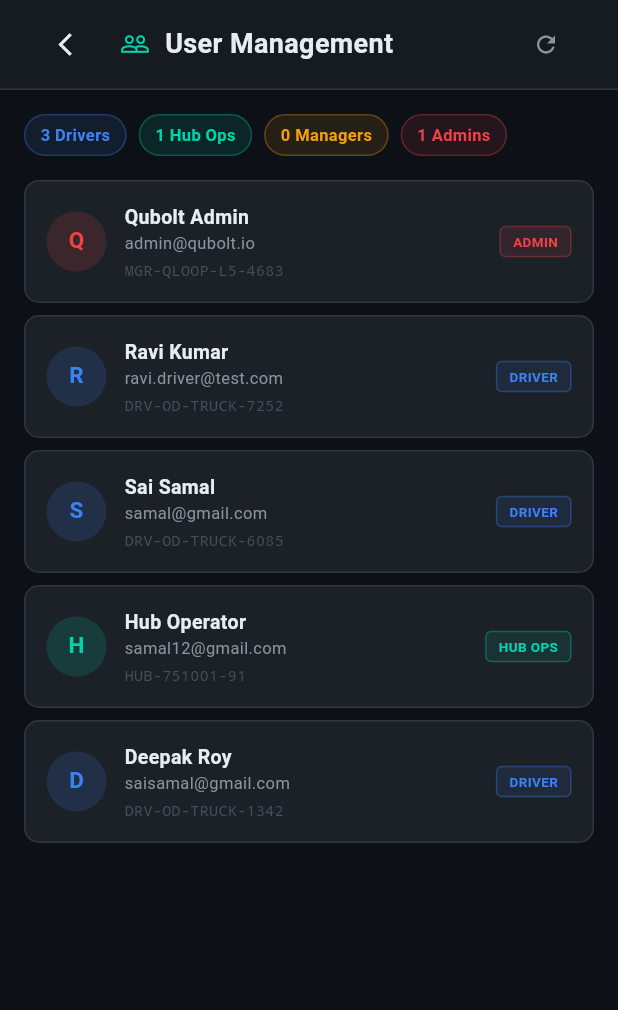
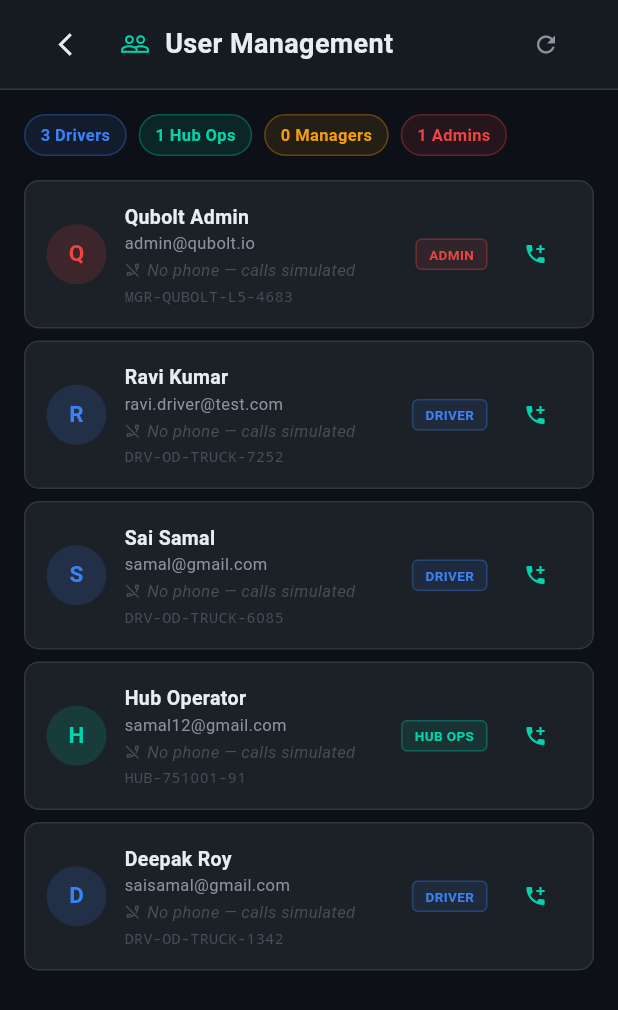
Before and after one commit to Pikallery/qubolt, a Flutter app: the UsersScreen screen opened by its route, on a phone screen of 412 x 824 dp. Shown: the top 1010 px of the screen. Run offline on Flutter 3.47's test engine with Material 3 defaults, Android fonts, the phone set to English and light mode, and no system bars; our stand-ins replace cloud_firestore, dio, file_picker, firebase_analytics, firebase_core, firebase_messaging and 7 more; missing offline and left inert: mobile_scanner; accounts and stored records are empty; network calls fail.

Commit message:
Fix map tiles + add phone number editing to Users screen
- Restore hardcoded Mapbox public token (was broken by String.fromEnvironment)
- Users screen: show phone number on each user card
- Users screen: add phone icon button -> dialog to set/edit phone via PATCH /users/{id}
- When a user has a phone number, calls via Twilio will connect for real

Co-Authored-By: Claude Sonnet 4.6 <noreply@anthropic.com>

```diff
--- a/q-loop/frontend/lib/features/users/users_screen.dart
+++ b/q-loop/frontend/lib/features/users/users_screen.dart
@@ -1,5 +1,6 @@
 import 'package:flutter/material.dart';
 import 'package:flutter_riverpod/flutter_riverpod.dart';
+import '../../core/constants/api_constants.dart';
 import '../../core/constants/app_colors.dart';
 import '../../core/network/dio_client.dart';
 import '../dashboard/widgets/dark_sidebar.dart';
@@ -38,9 +39,11 @@ class UsersScreen extends ConsumerWidget {
                     loading: () => const Center(
                         child: CircularProgressIndicator(
                             color: AppColors.primary)),
-                    error: (e, _) => const _UserList(users: _kDemoUsers),
-                    data: (list) =>
-                        _UserList(users: list.isEmpty ? _kDemoUsers : list),
+                    error: (e, _) => _UserList(
+                        users: _kDemoUsers, onRefresh: () => ref.invalidate(_usersProvider)),
+                    data: (list) => _UserList(
+                        users: list.isEmpty ? _kDemoUsers : list,
+                        onRefresh: () => ref.invalidate(_usersProvider)),
                   ),
                 ),
               ],
@@ -95,8 +98,9 @@ class _TopBar extends StatelessWidget {
 }
 
 class _UserList extends StatelessWidget {
-  const _UserList({required this.users});
+  const _UserList({required this.users, required this.onRefresh});
   final List<dynamic> users;
+  final VoidCallback onRefresh;
 
   @override
   Widget build(BuildContext context) {
@@ -129,7 +133,8 @@ class _UserList extends StatelessWidget {
           child: ListView.builder(
             padding: const EdgeInsets.symmetric(horizontal: 16),
             itemCount: users.length,
-            itemBuilder: (_, i) => _UserCard(user: users[i]),
+            itemBuilder: (_, i) =>
+                _UserCard(user: users[i], onRefresh: onRefresh),
           ),
         ),
       ],
@@ -150,9 +155,9 @@ class _RolePill extends StatelessWidget {
     return Container(
       padding: const EdgeInsets.symmetric(horizontal: 10, vertical: 5),
       decoration: BoxDecoration(
-        color: color.withOpacity(0.1),
+        color: color.withValues(alpha: 0.1),
         borderRadius: BorderRadius.circular(20),
-        border: Border.all(color: color.withOpacity(0.3)),
+        border: Border.all(color: color.withValues(alpha: 0.3)),
       ),
       child: Text('$count $label',
           style: TextStyle(
@@ -161,9 +166,10 @@ class _RolePill extends StatelessWidget {
   }
 }
 
-class _UserCard extends StatelessWidget {
-  const _UserCard({required this.user});
+class _UserCard extends ConsumerWidget {
+  const _UserCard({required this.user, required this.onRefresh});
   final dynamic user;
+  final VoidCallback onRefresh;
 
   String get _id {
     final m = user is Map ? user as Map : <String, dynamic>{};
@@ -176,9 +182,9 @@ class _UserCard extends StatelessWidget {
       case 'gatekeeper':
         return 'HUB-751001-${(hash % 90 + 10).toString().padLeft(2, '0')}';
       case 'manager':
-        return 'MGR-QLOOP-L2-$hash';
+        return 'MGR-QUBOLT-L2-$hash';
       case 'admin':
-        return 'MGR-QLOOP-L5-$hash';
+        return 'MGR-QUBOLT-L5-$hash';
       default:
         return 'USR-$hash';
     }
@@ -200,12 +206,114 @@ class _UserCard extends StatelessWidget {
     }
   }
 
+  Future<void> _editPhone(BuildContext context, WidgetRef ref) async {
+    final m = user is Map ? user as Map : <String, dynamic>{};
+    final userId = m['id'] as String? ?? '';
+    final existing = m['phone'] as String? ?? '';
+
+    final ctrl = TextEditingController(text: existing);
+
+    final result = await showDialog<String?>(
+      context: context,
+      builder: (ctx) => AlertDialog(
+        backgroundColor: AppColors.cardBg,
+        shape: RoundedRectangleBorder(borderRadius: BorderRadius.circular(14)),
+        title: const Row(children: [
+          Icon(Icons.phone_outlined, color: AppColors.primary, size: 18),
+          SizedBox(width: 8),
+          Text('Set Phone Number',
+              style: TextStyle(color: AppColors.textPrimary, fontSize: 15)),
+        ]),
+        content: Column(
+          mainAxisSize: MainAxisSize.min,
+          crossAxisAlignment: CrossAxisAlignment.start,
+          children: [
+            const Text(
+              'Enter the mobile number in international format.\nExample: +919876543210',
+              style: TextStyle(color: AppColors.textSecondary, fontSize: 12),
+            ),
+            const SizedBox(height: 12),
+            TextField(
+              controller: ctrl,
+              style: const TextStyle(color: AppColors.textPrimary),
+              keyboardType: TextInputType.phone,
+              decoration: InputDecoration(
+                hintText: '+91XXXXXXXXXX',
+                hintStyle:
+                    const TextStyle(color: AppColors.textMuted, fontSize: 13),
+                filled: true,
+                fillColor: AppColors.scaffoldBg,
+                prefixIcon: const Icon(Icons.phone, color: AppColors.primary, size: 18),
+                border: OutlineInputBorder(
+                  borderRadius: BorderRadius.circular(8),
+                  borderSide: const BorderSide(color: AppColors.border),
+                ),
+                enabledBorder: OutlineInputBorder(
+                  borderRadius: BorderRadius.circular(8),
+                  borderSide: const BorderSide(color: AppColors.border),
+                ),
+                focusedBorder: OutlineInputBorder(
+                  borderRadius: BorderRadius.circular(8),
+                  borderSide: const BorderSide(color: AppColors.primary),
+                ),
+              ),
+            ),
+          ],
+        ),
+        actions: [
+          TextButton(
+            onPressed: () => Navigator.pop(ctx),
+            child: const Text('Cancel',
+                style: TextStyle(color: AppColors.textSecondary)),
+          ),
+          ElevatedButton(
+            style: ElevatedButton.styleFrom(
+              backgroundColor: AppColors.primary,
+              foregroundColor: Colors.black,
+              shape: RoundedRectangleBorder(
+                  borderRadius: BorderRadius.circular(8)),
+            ),
+            onPressed: () => Navigator.pop(ctx, ctrl.text.trim()),
+            child: const Text('Save'),
+          ),
+        ],
+      ),
+    );
+
+    if (result == null || userId.isEmpty) return;
+
+    try {
+      final dio = ref.read(dioProvider);
+      await dio.patch(
+        ApiConstants.userById(userId),
+        data: {'phone': result.isEmpty ? null : result},
+      );
+      onRefresh();
+      if (context.mounted) {
+        ScaffoldMessenger.of(context).showSnackBar(SnackBar(
+          content: Text(result.isEmpty
+              ? 'Phone number removed'
+              : 'Phone set to $result — calls will now connect via Twilio'),
+          backgroundColor: AppColors.primary,
+        ));
+      }
+    } catch (e) {
+      if (context.mounted) {
+        ScaffoldMessenger.of(context).showSnackBar(SnackBar(
+          content: Text('Failed to update phone: $e'),
+          backgroundColor: AppColors.error,
+        ));
+      }
+    }
+  }
+
   @override
-  Widget build(BuildContext context) {
+  Widget build(BuildContext context, WidgetRef ref) {
     final m = user is Map ? user as Map : <String, dynamic>{};
     final email = (m['email'] as String?) ?? '—';
     final role = (m['role'] as String?) ?? 'viewer';
     final name = (m['full_name'] as String?) ?? email.split('@').first;
+    final phone = (m['phone'] as String?);
     final color = _roleColor;
 
     return Container(
@@ -219,7 +327,7 @@ class _UserCard extends StatelessWidget {
       child: Row(children: [
         CircleAvatar(
           radius: 20,
-          backgroundColor: color.withOpacity(0.15),
+          backgroundColor: color.withValues(alpha: 0.15),
           child: Text(
             name.isNotEmpty ? name[0].toUpperCase() : '?',
             style: TextStyle(
@@ -239,7 +347,28 @@ class _UserCard extends StatelessWidget {
               Text(email,
                   style: const TextStyle(
                       color: AppColors.textSecondary, fontSize: 11)),
-              const SizedBox(height: 3),
+              const SizedBox(height: 2),
+              // Phone row
+              Row(children: [
+                Icon(
+                  phone != null ? Icons.phone : Icons.phone_disabled_outlined,
+                  size: 11,
+                  color: phone != null ? AppColors.primary : AppColors.textMuted,
+                ),
+                const SizedBox(width: 4),
+                Text(
+                  phone ?? 'No phone — calls simulated',
+                  style: TextStyle(
+                    color: phone != null
+                        ? AppColors.textSecondary
+                        : AppColors.textMuted,
+                    fontSize: 11,
+                    fontStyle:
+                        phone == null ? FontStyle.italic : FontStyle.normal,
+                  ),
+                ),
+              ]),
+              const SizedBox(height: 2),
               Text(_id,
                   style: const TextStyle(
                       color: AppColors.textMuted,
@@ -248,16 +377,32 @@ class _UserCard extends StatelessWidget {
             ],
           ),
         ),
+        // Role badge
         Container(
           padding: const EdgeInsets.symmetric(horizontal: 8, vertical: 3),
           decoration: BoxDecoration(
-            color: color.withOpacity(0.1),
+            color: color.withValues(alpha: 0.1),
             borderRadius: BorderRadius.circular(4),
-            border: Border.all(color: color.withOpacity(0.3)),
+            border: Border.all(color: color.withValues(alpha: 0.3)),
           ),
           child: Text(role == 'gatekeeper' ? 'HUB OPS' : role.toUpperCase(),
               style: TextStyle(
                   color: color, fontSize: 9, fontWeight: FontWeight.w700)),
+        ),
+        const SizedBox(width: 8),
+        // Phone edit button
+        Tooltip(
+          message: phone != null ? 'Edit phone number' : 'Add phone number to enable calls',
+          child: IconButton(
+            onPressed: () => _editPhone(context, ref),
+            icon: Icon(
+              phone != null ? Icons.edit_outlined : Icons.add_call,
+              size: 16,
+              color: phone != null ? AppColors.textSecondary : AppColors.primary,
+            ),
+            padding: EdgeInsets.zero,
+            constraints: const BoxConstraints(minWidth: 28, minHeight: 28),
+          ),
         ),
       ]),
     );
@@ -269,7 +414,7 @@ const _kDemoUsers = [
   {
     'email': 'ravi.driver@test.com',
     'role': 'driver',
-    'full_name': 'Ravi Kumar'
+    'full_name': 'Ravi Kumar',
   },
   {'email': 'samal@gmail.com', 'role': 'driver', 'full_name': 'Sai Samal'},
   {
```
Also changed, not shown: q-loop/frontend/lib/core/constants/api_constants.dart (+7 -3 lines).
